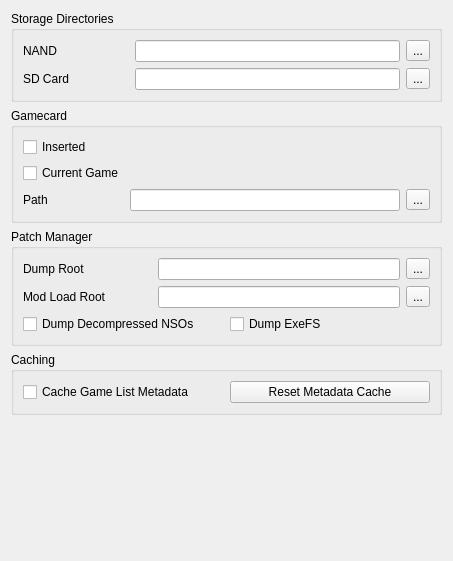
First picture: the form in src/yuzu/configuration/configure_filesystem.ui, repository rorrim-rorrim/eden-alt, before the edit.
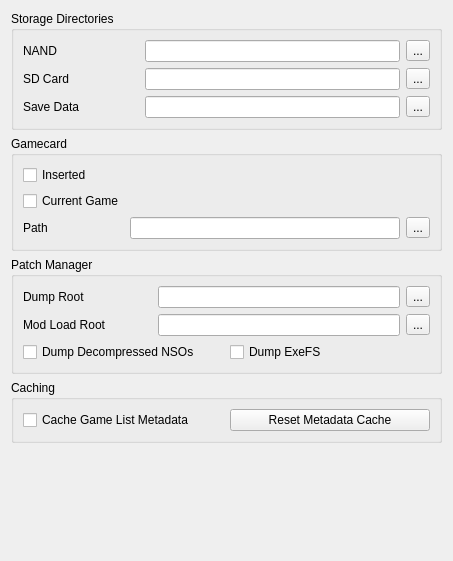
Second picture: the form after the edit.

The edit to the form file:
```diff
--- a/src/yuzu/configuration/configure_filesystem.ui
+++ b/src/yuzu/configuration/configure_filesystem.ui
@@ -59,6 +59,23 @@
           </property>
          </widget>
         </item>
+        <item row="2" column="0">
+         <widget class="QLabel" name="label_save">
+          <property name="text">
+           <string>Save Data</string>
+          </property>
+         </widget>
+        </item>
+        <item row="2" column="2">
+         <widget class="QLineEdit" name="save_directory_edit"/>
+        </item>
+        <item row="2" column="3">
+         <widget class="QToolButton" name="save_directory_button">
+          <property name="text">
+           <string>...</string>
+          </property>
+         </widget>
+        </item>
         <item row="0" column="1">
          <spacer name="horizontalSpacer">
           <property name="orientation">
```
